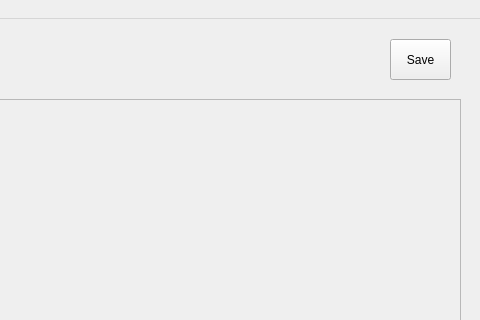
The window that mainwindow.ui (ruvans/cirrus-list) describes before a commit, drawn with Qt 5; both pictures show x 590 to 1070 and y 0 to 320 of the 1070 by 681 pixel window.
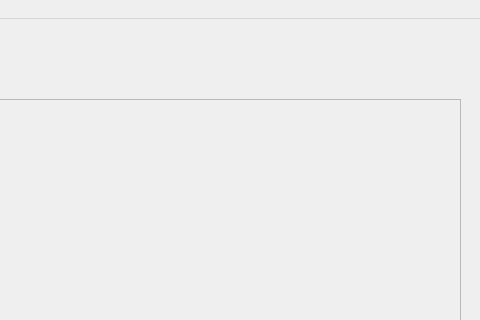
The same window after the commit. Icons and pictures are not drawn.

Commit message: Also moved save button to menu bar

```diff
--- a/mainwindow.ui
+++ b/mainwindow.ui
@@ -59,19 +59,6 @@
      </property>
     </widget>
    </widget>
-   <widget class="QPushButton" name="saveButton">
-    <property name="geometry">
-     <rect>
-      <x>980</x>
-      <y>20</y>
-      <width>61</width>
-      <height>41</height>
-     </rect>
-    </property>
-    <property name="text">
-     <string>Save</string>
-    </property>
-   </widget>
    <widget class="QGroupBox" name="nodeTools">
     <property name="enabled">
      <bool>false</bool>
```
Left out of the diff: 3 changed lines with no effect on the pictures.
